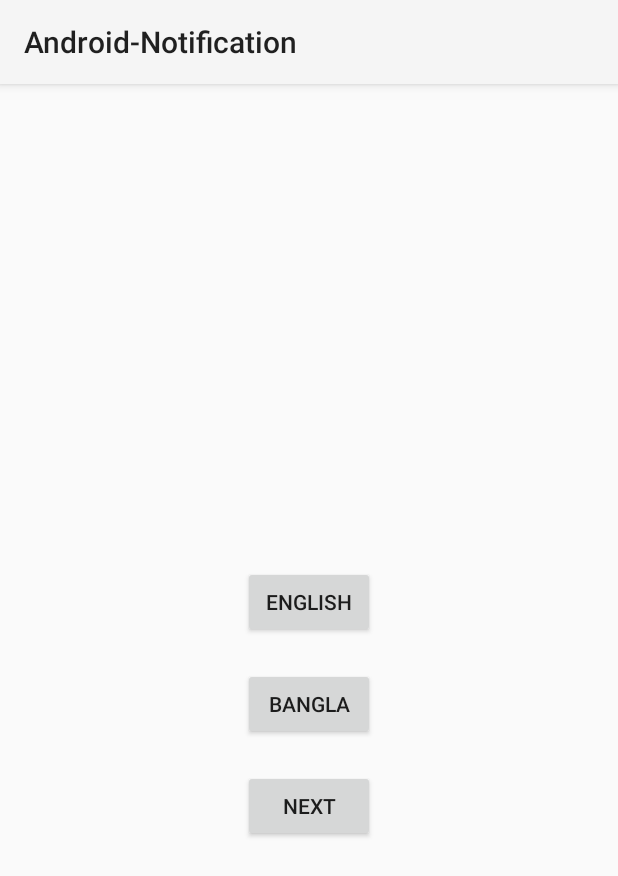
After one commit to mfrdev2/android-notifications, an Android app: the LocalizationTestActivity screen opened directly, with no data from a screen before it, on a phone screen of 412 x 824 dp. The commit adds this screen. Shown: the top 876 px of the screen. Run offline under Robolectric (Android 15) with nearby library versions, the phone set to English and light mode, and no system bars; our stand-ins replace data binding.

Commit message:
localization

```diff
--- a/app/src/main/AndroidManifest.xml
+++ b/app/src/main/AndroidManifest.xml
@@ -30,6 +30,9 @@
         android:supportsRtl="true"
         android:theme="@style/Theme.AndroidNotification"
         tools:targetApi="31">
+        <activity
+            android:name=".localization.LocalizationTestActivity"
+            android:exported="false" />
         <activity
             android:name=".customtab.WebviewActivity"
             android:label="@string/title_activity_webview"
--- /dev/null
+++ b/app/src/main/java/com/example/android_notification/localization/LocalizationTestActivity.java
@@ -0,0 +1,53 @@
+package com.example.android_notification.localization;
+
+import androidx.appcompat.app.AppCompatActivity;
+import androidx.databinding.DataBindingUtil;
+
+import android.content.Context;
+import android.content.Intent;
+import android.content.res.Resources;
+import android.os.Bundle;
+import android.util.Log;
+import android.view.View;
+
+import com.example.android_notification.R;
+import com.example.android_notification.databinding.ActivityLocalizationTestBinding;
+import com.example.android_notification.ui.MainActivity;
+
+import java.util.Locale;
+
+public class LocalizationTestActivity extends AppCompatActivity {
+    private ActivityLocalizationTestBinding binding;
+
+    Context context;
+    Resources resources;
+    @Override
+    protected void onCreate(Bundle savedInstanceState) {
+        super.onCreate(savedInstanceState);
+        binding = DataBindingUtil.setContentView(this,R.layout.activity_localization_test);
+
+        binding.btnBn.setOnClickListener(this::onClickBn);
+        binding.btnEn.setOnClickListener(this::onClickEn);
+
+        binding.btnNext.setOnClickListener(v->{
+            startActivity(new Intent(this, MainActivity.class));
+        });
+    }
+
+    private void onClickEn(View view) {
+        LocaleHelper.setLocale(LocalizationTestActivity.this,"en");
+        finish();
+        startActivity(getIntent());
+    }
+
+    private void onClickBn(View view) {
+        LocaleHelper.setLocale(LocalizationTestActivity.this,"bn");
+        finish();
+        startActivity(getIntent());
+    }
+
+    @Override
+    public void onBackPressed() {
+        super.onBackPressed();
+    }
+}
--- /dev/null
+++ b/app/src/main/res/layout/activity_localization_test.xml
@@ -0,0 +1,47 @@
+<?xml version="1.0" encoding="utf-8"?>
+<layout xmlns:android="http://schemas.android.com/apk/res/android"
+    xmlns:app="http://schemas.android.com/apk/res-auto"
+    xmlns:tools="http://schemas.android.com/tools">
+
+    <androidx.appcompat.widget.LinearLayoutCompat
+        android:layout_width="match_parent"
+        android:layout_height="match_parent"
+        android:gravity="center"
+        android:orientation="vertical"
+        tools:context=".localization.LocalizationTestActivity">
+
+        <TextView
+            android:id="@+id/tv_text"
+            android:layout_width="match_parent"
+            android:layout_height="wrap_content"
+            android:layout_margin="10dp"
+            android:padding="10dp"
+            tools:text="@string/title_text" />
+
+        <Button
+            android:id="@+id/btn_en"
+            android:layout_width="wrap_content"
+            android:layout_height="wrap_content"
+            android:layout_margin="10dp"
+            android:padding="10dp"
+            android:text="@string/english_text" />
+
+        <Button
+            android:id="@+id/btn_bn"
+            android:layout_width="wrap_content"
+            android:layout_height="wrap_content"
+            android:layout_margin="10dp"
+            android:padding="10dp"
+            android:text="@string/bangla_text" />
+
+        <Button
+            android:id="@+id/btn_next"
+            android:layout_width="wrap_content"
+            android:layout_height="wrap_content"
+            android:layout_margin="10dp"
+            android:padding="10dp"
+            android:text="@string/next_text" />
+
+
+    </androidx.appcompat.widget.LinearLayoutCompat>
+</layout>
--- a/app/src/main/res/layout/activity_main.xml
+++ b/app/src/main/res/layout/activity_main.xml
@@ -52,6 +52,12 @@
                     android:layout_height="wrap_content"
                     android:text="in app browser test"
                     android:layout_margin="10dp" />
+                <Button
+                    android:id="@+id/btn_localization_text"
+                    android:layout_width="wrap_content"
+                    android:layout_height="wrap_content"
+                    android:text="@string/localization_test"
+                    android:layout_margin="10dp" />
 
                 <com.google.android.material.textfield.TextInputLayout
                     style="@style/Widget.MaterialComponents.TextInputLayout.OutlinedBox.ExposedDropdownMenu"
--- a/app/src/main/res/values/strings.xml
+++ b/app/src/main/res/values/strings.xml
@@ -1,4 +1,9 @@
 <resources>
     <string name="app_name">Android-Notification</string>
     <string name="title_activity_webview">WebviewActivity</string>
+    <string name="title_text">Title english</string>
+    <string name="english_text">English</string>
+    <string name="bangla_text">Bangla</string>
+    <string name="localization_test">Localization test</string>
+    <string name="next_text">Next</string>
 </resources>
```
Also changed, not shown: app/src/main/java/com/example/android_notification/localization/LocaleHelper.java (added, +94 -0 lines), app/src/main/java/com/example/android_notification/ui/MainActivity.java (+7 -3 lines), 1 other file.
